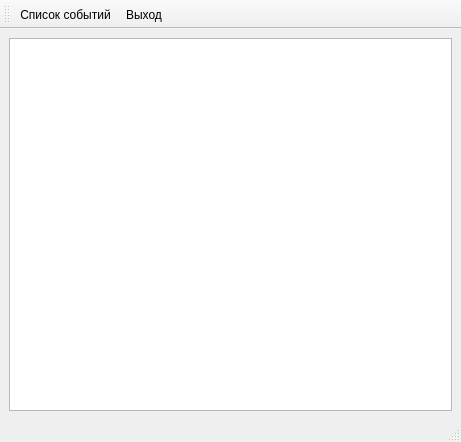
This is ui/f_main.ui in wterkin/qt-forget-me-not as Qt 5 draws it before an edit. The edited form follows.
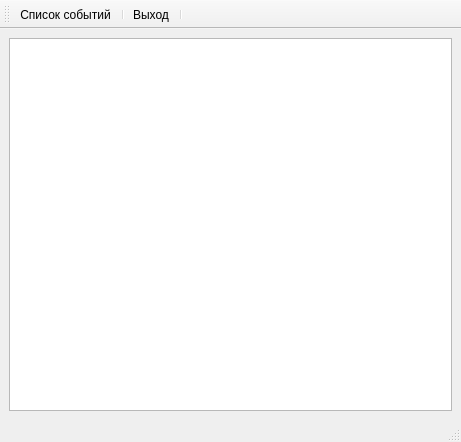
This is the edited form. Icons and pictures are not drawn.

Commit message: Разбираемся с шириной столбцов

```diff
--- a/ui/f_main.ui
+++ b/ui/f_main.ui
@@ -35,7 +35,9 @@
     <bool>false</bool>
    </attribute>
    <addaction name="actionEventsList"/>
+   <addaction name="separator"/>
    <addaction name="actionExit"/>
+   <addaction name="separator"/>
   </widget>
   <action name="actionEventsList">
    <property name="icon">
```
Left out of the diff: 6 changed lines with no effect on the pictures. The commit also changes 2 other files.
